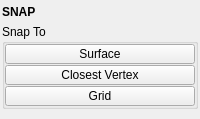
This is mayatk/edit_utils/snap.ui in m3trik/mayatk as Qt 5 draws it before an edit. The edited form follows.
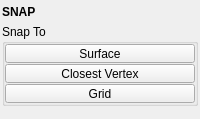
This is the edited form. Custom widgets are drawn as their Qt base class.

Patch:
```diff
--- a/mayatk/edit_utils/snap.ui
+++ b/mayatk/edit_utils/snap.ui
@@ -78,13 +78,13 @@
          <property name="minimumSize">
           <size>
            <width>0</width>
-           <height>20</height>
+           <height>19</height>
           </size>
          </property>
          <property name="maximumSize">
           <size>
            <width>16777215</width>
-           <height>20</height>
+           <height>19</height>
           </size>
          </property>
          <property name="toolTip">
@@ -100,13 +100,13 @@
          <property name="minimumSize">
           <size>
            <width>0</width>
-           <height>20</height>
+           <height>19</height>
           </size>
          </property>
          <property name="maximumSize">
           <size>
            <width>16777215</width>
-           <height>20</height>
+           <height>19</height>
           </size>
          </property>
          <property name="toolTip">
@@ -122,13 +122,13 @@
          <property name="minimumSize">
           <size>
            <width>0</width>
-           <height>20</height>
+           <height>19</height>
           </size>
          </property>
          <property name="maximumSize">
           <size>
            <width>16777215</width>
-           <height>20</height>
+           <height>19</height>
           </size>
          </property>
          <property name="toolTip">
```
